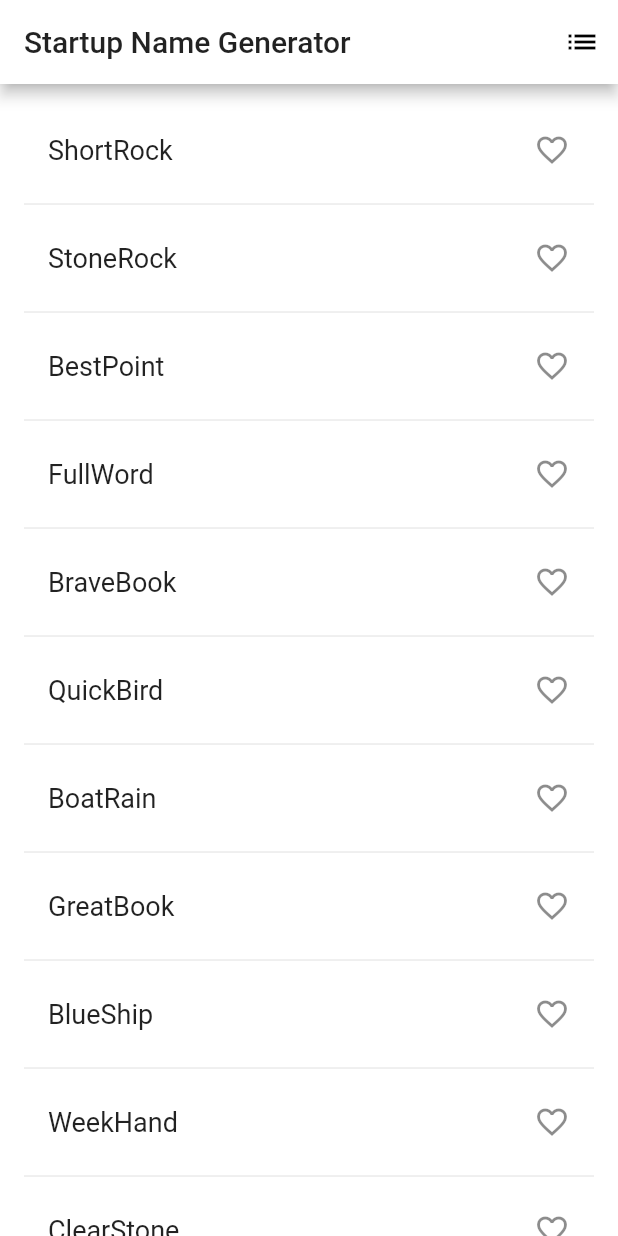
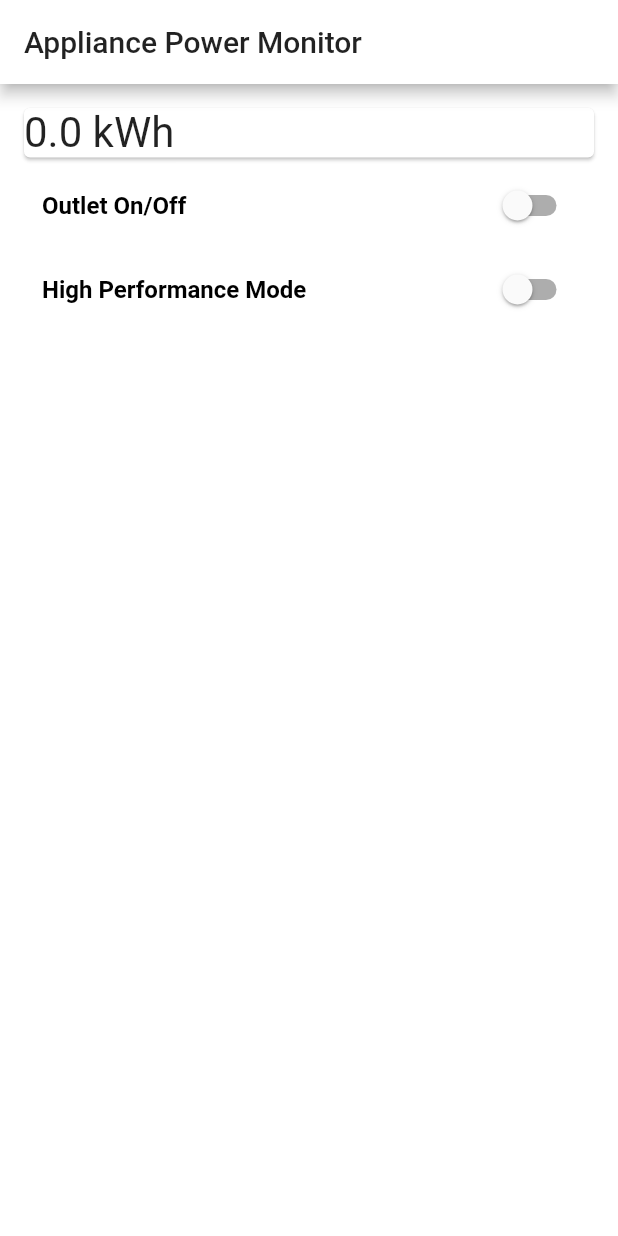
Before and after one commit to ungertk/capstone, a Flutter app: the screen it shows after launch, on a phone screen of 412 x 824 dp. Run offline on Flutter 3.47's test engine with Material 2 defaults, Android fonts, the phone set to English and light mode, and no system bars.

Commit message:
Very Basic, single outlet UI

```diff
--- a/lib/main.dart
+++ b/lib/main.dart
@@ -1,6 +1,4 @@
 import 'package:flutter/material.dart';
-import 'package:english_words/english_words.dart';
-
 
 void main() => runApp(MyApp());
 
@@ -12,102 +10,55 @@ class MyApp extends StatelessWidget {
       theme: new ThemeData(
         scaffoldBackgroundColor: Colors.white,
         primaryColor: Colors.white,
-
       ),
-      home: RandomWords(),
+      home: PowerMonitor(),
     );
   }
 }
 
-class RandomWords extends StatefulWidget {
+class PowerMonitor extends StatefulWidget {
   @override
-  RandomWordsState createState() => new RandomWordsState();
+  PowerMonitorState createState() => new PowerMonitorState();
 }
 
-class RandomWordsState extends State<RandomWords> {
-  final List<WordPair> _suggestions = <WordPair>[];
-  final Set<WordPair> _saved = new Set<WordPair>();
-  final _biggerFont = const TextStyle(fontSize: 18.0);
+class PowerMonitorState extends State<PowerMonitor> {
+  bool _switchState1 = false;
+  bool _switchState2 = false;
 
-  void _pushSaved() {
-    Navigator.of(context).push(
-      new MaterialPageRoute<void>(
-       builder: (BuildContext context) {
-         final Iterable<ListTile> tiles = _saved.map(
-           (WordPair pair) {
-             return new ListTile(
-               title: new Text(
-                 pair.asPascalCase,
-                 style: _biggerFont,
-                ),
-             );
-           },
-          );
-        final List<Widget> divided = ListTile
-        .divideTiles(
-          context: context,
-          tiles: tiles,
+  void _onChanged1(bool value) => setState(() => _switchState1 = value);
+  void _onChanged2(bool value) => setState(() => _switchState2 = value);
+
+  Widget build(BuildContext context) {
+    return Scaffold(
+        appBar: AppBar(
+          title: Text('Appliance Power Monitor'),
+        ),
+        body: ListView(
+          padding: EdgeInsets.all(12.0),
+          children: [
+            new Card(
+              child: Text(
+              '0.0 kWh',
+              style: TextStyle(
+                fontSize: 28.0,
+                fontWeight: FontWeight.w400,
+              ),
+            ),
+            ),
+
+            new SwitchListTile(
+                  value: _switchState1,
+                  onChanged: _onChanged1,
+                  title: new Text('Outlet On/Off', style: new TextStyle(fontWeight: FontWeight.bold, color: Colors.black)),
+              ),
+            new SwitchListTile(
+                  value: _switchState2,
+                  onChanged: _onChanged2,
+                  title: new Text('High Performance Mode', style: new TextStyle(fontWeight: FontWeight.bold, color: Colors.black)),
+              ),
+
+          ],
         )
-        .toList();
-
-        return new Scaffold(
-          appBar: new AppBar(
-            title: const Text('Saved Suggestions'),
-          ),
-          body: new ListView(children: divided),
-          );
-       },
-      )
-    );
-  }
-  Widget build(BuildContext context)
-  {
-    return Scaffold(
-      appBar: AppBar(
-        title: Text('Startup Name Generator'),
-        actions: <Widget>[
-          new IconButton(icon: const Icon(Icons.list), onPressed: _pushSaved),
-        ],
-      ),
-      body: _buildSuggestions(),
-    );
-  }
-
-  Widget _buildSuggestions() {
-    return ListView.builder(
-      padding: const EdgeInsets.all(16.0),
-      itemBuilder: (context, i){
-        if(i.isOdd) return Divider();
-
-        final index = i ~/ 2;
-        if (index >= _suggestions.length){
-          _suggestions.addAll(generateWordPairs().take(10));
-        }
-        return _buildRow(_suggestions[index]);
-      }
-    );
-  }
-
-  Widget _buildRow(WordPair pair){
-    final bool alreadySaved = _saved.contains(pair);
-    return ListTile(
-      title: Text(
-        pair.asPascalCase,
-        style: _biggerFont
-      ),
-      trailing: new Icon(
-        alreadySaved ? Icons.favorite : Icons.favorite_border,
-        color: alreadySaved ? Colors.red : null,
-      ),
-      onTap: () {
-        setState((){
-          if (alreadySaved){
-            _saved.remove(pair);
-         } else {
-            _saved.add(pair);
-          }
-        });
-      }
-    );
+      );
   }
 }
```
